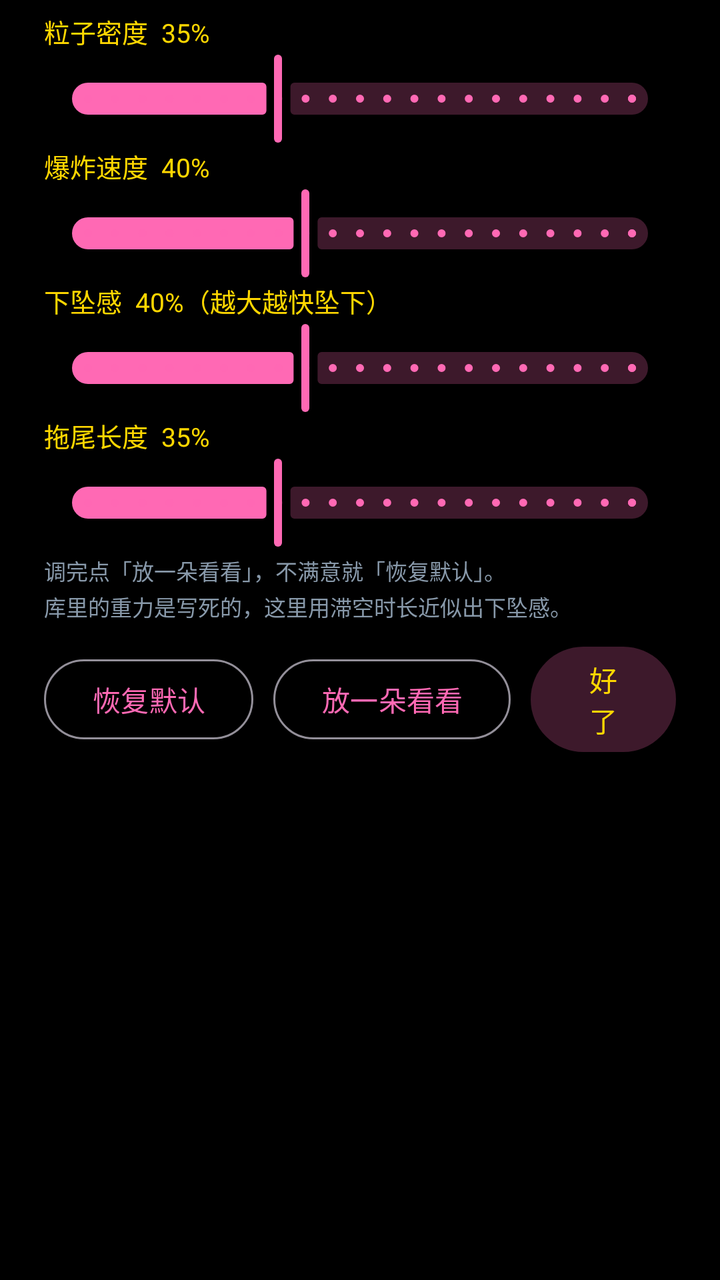
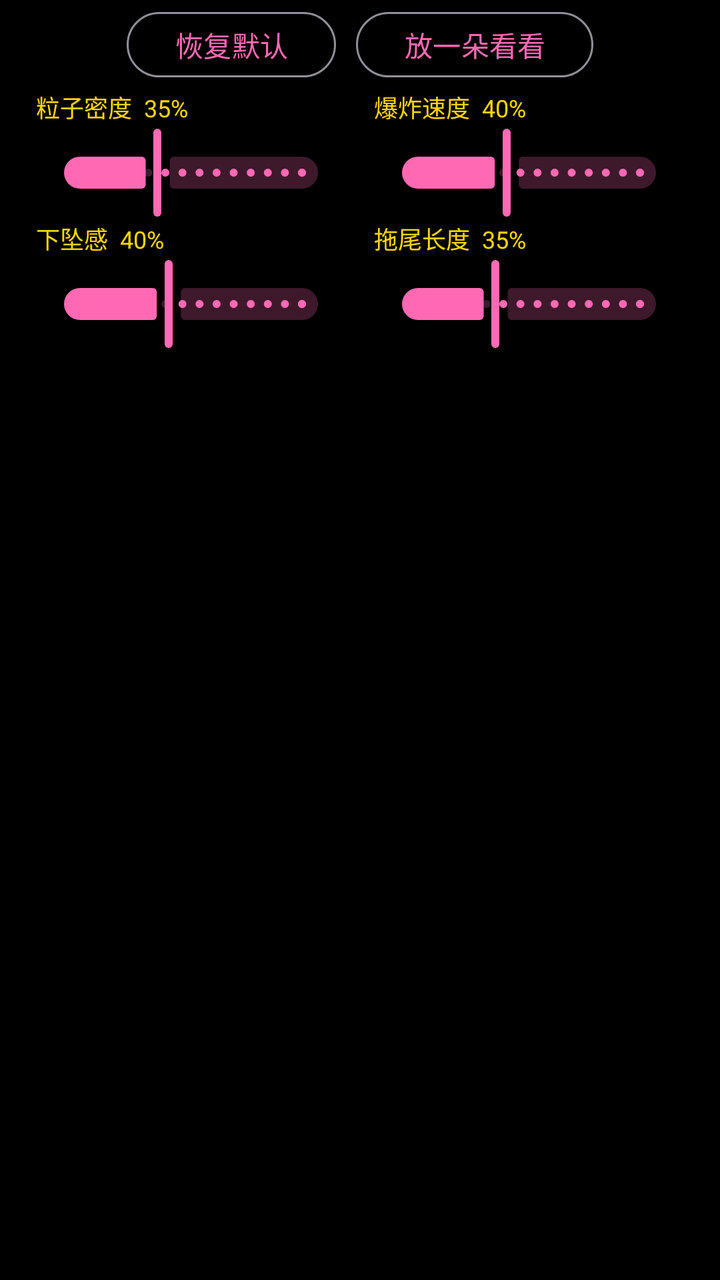

Before-and-after screenshots of an Android layout around one commit, followed by the original layout XML and the change that was made.
<!-- AndroidManifest.xml: application theme Theme.Electronic -->
<!-- res/layout/dialog_firework_tuning.xml -->
<?xml version="1.0" encoding="utf-8"?>
<ScrollView xmlns:android="http://schemas.android.com/apk/res/android"
    android:layout_width="match_parent"
    android:layout_height="wrap_content"
    android:scrollbars="none">

    <LinearLayout
        android:layout_width="match_parent"
        android:layout_height="wrap_content"
        android:orientation="vertical"
        android:paddingHorizontal="22dp"
        android:paddingTop="6dp"
        android:paddingBottom="4dp">

        <TextView
            android:id="@+id/tv_density_label"
            android:layout_width="match_parent"
            android:layout_height="wrap_content"
            android:text="粒子密度  35%"
            android:textColor="#FFD700"
            android:textSize="13sp" />

        
        <com.google.android.material.slider.Slider
            android:id="@+id/slider_density"
            android:layout_width="match_parent"
            android:layout_height="wrap_content"
            android:stepSize="5.0"
            android:value="35.0"
            android:valueFrom="0.0"
            android:valueTo="100.0" />

        <TextView
            android:id="@+id/tv_speed_label"
            android:layout_width="match_parent"
            android:layout_height="wrap_content"
            android:text="爆炸速度  40%"
            android:textColor="#FFD700"
            android:textSize="13sp" />

        <com.google.android.material.slider.Slider
            android:id="@+id/slider_speed"
            android:layout_width="match_parent"
            android:layout_height="wrap_content"
            android:stepSize="5.0"
            android:value="40.0"
            android:valueFrom="0.0"
            android:valueTo="100.0" />

        <TextView
            android:id="@+id/tv_fall_label"
            android:layout_width="match_parent"
            android:layout_height="wrap_content"
            android:text="下坠感  40%（越大越快坠下）"
            android:textColor="#FFD700"
            android:textSize="13sp" />

        <com.google.android.material.slider.Slider
            android:id="@+id/slider_fall"
            android:layout_width="match_parent"
            android:layout_height="wrap_content"
            android:stepSize="5.0"
            android:value="40.0"
            android:valueFrom="0.0"
            android:valueTo="100.0" />

        <TextView
            android:id="@+id/tv_trail_label"
            android:layout_width="match_parent"
            android:layout_height="wrap_content"
            android:text="拖尾长度  35%"
            android:textColor="#FFD700"
            android:textSize="13sp" />

        <com.google.android.material.slider.Slider
            android:id="@+id/slider_trail"
            android:layout_width="match_parent"
            android:layout_height="wrap_content"
            android:stepSize="5.0"
            android:value="35.0"
            android:valueFrom="0.0"
            android:valueTo="100.0" />

        <TextView
            android:layout_width="match_parent"
            android:layout_height="wrap_content"
            android:layout_marginTop="2dp"
            android:lineSpacingExtra="2dp"
            android:text="调完点「放一朵看看」，不满意就「恢复默认」。\n库里的重力是写死的，这里用滞空时长近似出下坠感。"
            android:textColor="#8899AA"
            android:textSize="11sp" />

        <LinearLayout
            android:layout_width="match_parent"
            android:layout_height="wrap_content"
            android:layout_marginTop="8dp"
            android:gravity="center"
            android:orientation="horizontal">

            <com.google.android.material.button.MaterialButton
                android:id="@+id/btn_reset"
                style="@style/Widget.Material3.Button.OutlinedButton"
                android:layout_width="wrap_content"
                android:layout_height="wrap_content"
                android:text="恢复默认" />

            <com.google.android.material.button.MaterialButton
                android:id="@+id/btn_preview"
                style="@style/Widget.Material3.Button.OutlinedButton"
                android:layout_width="wrap_content"
                android:layout_height="wrap_content"
                android:layout_marginStart="10dp"
                android:text="放一朵看看" />

            <com.google.android.material.button.MaterialButton
                android:id="@+id/btn_done"
                style="@style/Widget.Material3.Button.TonalButton"
                android:layout_width="wrap_content"
                android:layout_height="wrap_content"
                android:layout_marginStart="10dp"
                android:text="好了" />
        </LinearLayout>
    </LinearLayout>
</ScrollView>
<!-- resources referenced by this layout -->
<resources>
  <style name="Theme.Electronic" parent="Base.Theme.Electronic" />
  <style name="Base.Theme.Electronic" parent="Theme.Material3.Dark.NoActionBar">
          
          <item name="android:windowBackground">@android:color/black</item>
  
          
          <item name="colorPrimary">@color/romantic_pink</item>
          <item name="colorOnPrimary">@color/white</item>
          <item name="colorSecondary">@color/gold</item>
          <item name="colorOnSecondary">@color/black</item>
          <item name="colorSecondaryContainer">#3DFF69B4</item>
          <item name="colorOnSecondaryContainer">@color/gold</item>
          
          <item name="colorControlActivated">@color/romantic_pink</item>
          <item name="colorControlNormal">@color/text_secondary</item>
  
          
          <item name="android:statusBarColor">@android:color/transparent</item>
          <item name="android:navigationBarColor">@android:color/transparent</item>
          <item name="android:windowLightStatusBar">false</item>
  
          
          <item name="materialAlertDialogTheme">@style/RomanticDialog</item>
      </style>
  <color name="romantic_pink">#FFFF69B4</color>
  <color name="white">#FFFFFFFF</color>
  <color name="gold">#FFFFD700</color>
  <color name="black">#FF000000</color>
  <color name="text_secondary">#B3FFFFFF</color>
  <style name="RomanticDialog" parent="ThemeOverlay.Material3.MaterialAlertDialog">
          <item name="shapeAppearanceOverlay">@style/RomanticDialogShape</item>
      </style>
  <style name="RomanticDialogShape" parent="">
          <item name="cornerFamily">rounded</item>
          <item name="cornerSize">20dp</item>
      </style>
</resources>

<!-- the commit's change to res/layout/dialog_firework_tuning.xml (unified diff, before → after) -->
@@ -1,124 +1,146 @@
 <?xml version="1.0" encoding="utf-8"?>
-<ScrollView xmlns:android="http://schemas.android.com/apk/res/android"
+<LinearLayout xmlns:android="http://schemas.android.com/apk/res/android"
     android:layout_width="match_parent"
     android:layout_height="wrap_content"
-    android:scrollbars="none">
+    android:orientation="vertical"
+    android:paddingHorizontal="18dp"
+    android:paddingTop="2dp"
+    android:paddingBottom="2dp">
 
     <LinearLayout
         android:layout_width="match_parent"
         android:layout_height="wrap_content"
-        android:orientation="vertical"
-        android:paddingHorizontal="22dp"
-        android:paddingTop="6dp"
-        android:paddingBottom="4dp">
+        android:gravity="center"
+        android:orientation="horizontal">
 
-        <TextView
-            android:id="@+id/tv_density_label"
-            android:layout_width="match_parent"
+        <com.google.android.material.button.MaterialButton
+            android:id="@+id/btn_reset"
+            style="@style/Widget.Material3.Button.OutlinedButton"
+            android:layout_width="wrap_content"
             android:layout_height="wrap_content"
-            android:text="粒子密度  35%"
-            android:textColor="#FFD700"
-            android:textSize="13sp" />
+            android:minHeight="40dp"
+            android:text="恢复默认" />
 
-        
-        <com.google.android.material.slider.Slider
-            android:id="@+id/slider_density"
-            android:layout_width="match_parent"
+        <com.google.android.material.button.MaterialButton
+            android:id="@+id/btn_preview"
+            style="@style/Widget.Material3.Button.OutlinedButton"
+            android:layout_width="wrap_content"
             android:layout_height="wrap_content"
-            android:stepSize="5.0"
-            android:value="35.0"
-            android:valueFrom="0.0"
-            android:valueTo="100.0" />
+            android:layout_marginStart="10dp"
+            android:minHeight="40dp"
+            android:text="放一朵看看" />
+    </LinearLayout>
 
-        <TextView
-            android:id="@+id/tv_speed_label"
-            android:layout_width="match_parent"
-            android:layout_height="wrap_content"
-            android:text="爆炸速度  40%"
-            android:textColor="#FFD700"
-            android:textSize="13sp" />
-
-        <com.google.android.material.slider.Slider
-            android:id="@+id/slider_speed"
-            android:layout_width="match_parent"
-            android:layout_height="wrap_content"
-            android:stepSize="5.0"
-            android:value="40.0"
-            android:valueFrom="0.0"
-            android:valueTo="100.0" />
-
-        <TextView
-            android:id="@+id/tv_fall_label"
-            android:layout_width="match_parent"
-            android:layout_height="wrap_content"
-            android:text="下坠感  40%（越大越快坠下）"
-            android:textColor="#FFD700"
-            android:textSize="13sp" />
-
-        <com.google.android.material.slider.Slider
-            android:id="@+id/slider_fall"
-            android:layout_width="match_parent"
-            android:layout_height="wrap_content"
-            android:stepSize="5.0"
-            android:value="40.0"
-            android:valueFrom="0.0"
-            android:valueTo="100.0" />
-
-        <TextView
-            android:id="@+id/tv_trail_label"
-            android:layout_width="match_parent"
-            android:layout_height="wrap_content"
-            android:text="拖尾长度  35%"
-            android:textColor="#FFD700"
-            android:textSize="13sp" />
-
-        <com.google.android.material.slider.Slider
-            android:id="@+id/slider_trail"
-            android:layout_width="match_parent"
-            android:layout_height="wrap_content"
-            android:stepSize="5.0"
-            android:value="35.0"
-            android:valueFrom="0.0"
-            android:valueTo="100.0" />
-
-        <TextView
-            android:layout_width="match_parent"
-            android:layout_height="wrap_content"
-            android:layout_marginTop="2dp"
-            android:lineSpacingExtra="2dp"
-            android:text="调完点「放一朵看看」，不满意就「恢复默认」。\n库里的重力是写死的，这里用滞空时长近似出下坠感。"
-            android:textColor="#8899AA"
-            android:textSize="11sp" />
+    <LinearLayout
+        android:layout_width="match_parent"
+        android:layout_height="wrap_content"
+        android:layout_marginTop="2dp"
+        android:orientation="horizontal">
 
         <LinearLayout
-            android:layout_width="match_parent"
+            android:layout_width="0dp"
             android:layout_height="wrap_content"
-            android:layout_marginTop="8dp"
-            android:gravity="center"
-            android:orientation="horizontal">
+            android:layout_weight="1"
+            android:orientation="vertical">
 
-            <com.google.android.material.button.MaterialButton
-                android:id="@+id/btn_reset"
-                style="@style/Widget.Material3.Button.OutlinedButton"
-                android:layout_width="wrap_content"
+            <TextView
+                android:id="@+id/tv_density_label"
+                android:layout_width="match_parent"
                 android:layout_height="wrap_content"
-                android:text="恢复默认" />
+                android:text="粒子密度  35%"
+                android:textColor="#FFD700"
+                android:textSize="12sp" />
 
-            <com.google.android.material.button.MaterialButton
-                android:id="@+id/btn_preview"
-                style="@style/Widget.Material3.Button.OutlinedButton"
-                android:layout_width="wrap_content"
+            
+            <com.google.android.material.slider.Slider
+                android:id="@+id/slider_density"
+                android:layout_width="match_parent"
                 android:layout_height="wrap_content"
-                android:layout_marginStart="10dp"
-                android:text="放一朵看看" />
+                android:stepSize="5.0"
+                android:value="35.0"
+                android:valueFrom="0.0"
+                android:valueTo="100.0" />
+        </LinearLayout>
 
-            <com.google.android.material.button.MaterialButton
-                android:id="@+id/btn_done"
-                style="@style/Widget.Material3.Button.TonalButton"
-                android:layout_width="wrap_content"
+        <LinearLayout
+            android:layout_width="0dp"
+            android:layout_height="wrap_content"
+            android:layout_marginStart="14dp"
+            android:layout_weight="1"
+            android:orientation="vertical">
+
+            <TextView
+                android:id="@+id/tv_speed_label"
+                android:layout_width="match_parent"
                 android:layout_height="wrap_content"
-                android:layout_marginStart="10dp"
-                android:text="好了" />
+                android:text="爆炸速度  40%"
+                android:textColor="#FFD700"
+                android:textSize="12sp" />
+
+            <com.google.android.material.slider.Slider
+                android:id="@+id/slider_speed"
+                android:layout_width="match_parent"
+                android:layout_height="wrap_content"
+                android:stepSize="5.0"
+                android:value="40.0"
+                android:valueFrom="0.0"
+                android:valueTo="100.0" />
         </LinearLayout>
     </LinearLayout>
-</ScrollView>
+
+    <LinearLayout
+        android:layout_width="match_parent"
+        android:layout_height="wrap_content"
+        android:orientation="horizontal">
+
+        <LinearLayout
+            android:layout_width="0dp"
+            android:layout_height="wrap_content"
+            android:layout_weight="1"
+            android:orientation="vertical">
+
+            <TextView
+                android:id="@+id/tv_fall_label"
+                android:layout_width="match_parent"
+                android:layout_height="wrap_content"
+                android:text="下坠感  40%"
+                android:textColor="#FFD700"
+                android:textSize="12sp" />
+
+            <com.google.android.material.slider.Slider
+                android:id="@+id/slider_fall"
+                android:layout_width="match_parent"
+                android:layout_height="wrap_content"
+                android:stepSize="5.0"
+                android:value="40.0"
+                android:valueFrom="0.0"
+                android:valueTo="100.0" />
+        </LinearLayout>
+
+        <LinearLayout
+            android:layout_width="0dp"
+            android:layout_height="wrap_content"
+            android:layout_marginStart="14dp"
+            android:layout_weight="1"
+            android:orientation="vertical">
+
+            <TextView
+                android:id="@+id/tv_trail_label"
+                android:layout_width="match_parent"
+                android:layout_height="wrap_content"
+                android:text="拖尾长度  35%"
+                android:textColor="#FFD700"
+                android:textSize="12sp" />
+
+            <com.google.android.material.slider.Slider
+                android:id="@+id/slider_trail"
+                android:layout_width="match_parent"
+                android:layout_height="wrap_content"
+                android:stepSize="5.0"
+                android:value="35.0"
+                android:valueFrom="0.0"
+                android:valueTo="100.0" />
+        </LinearLayout>
+    </LinearLayout>
+
+</LinearLayout>
